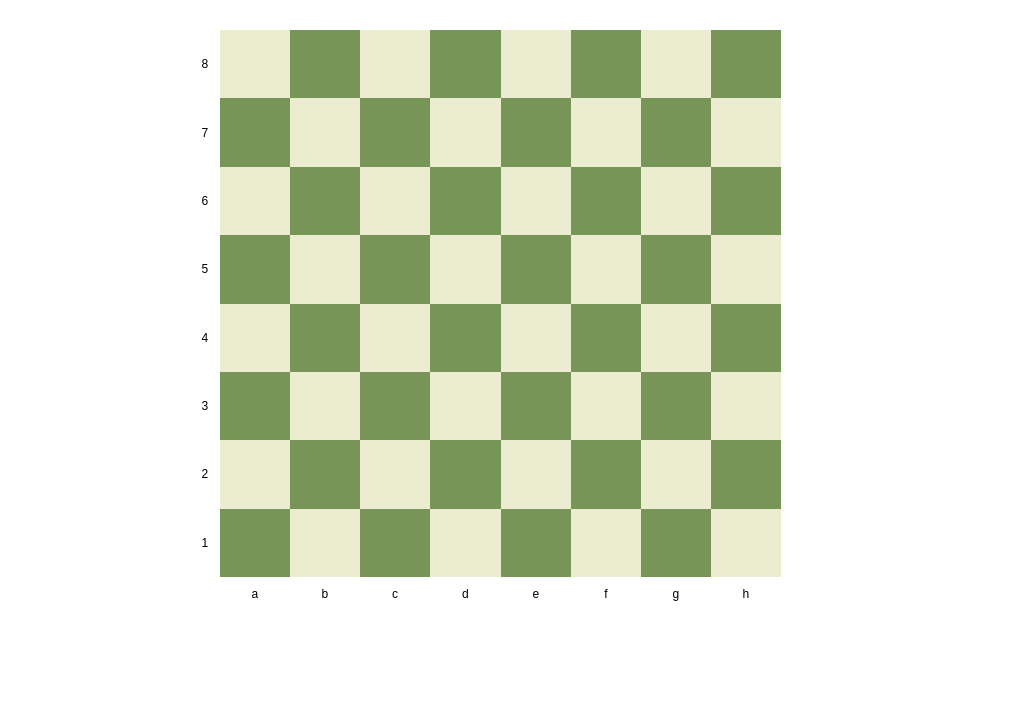
Before: the Qt Designer form client/mainwindow.ui in Wekir-xx/ChessOnline, drawn with Qt 5.
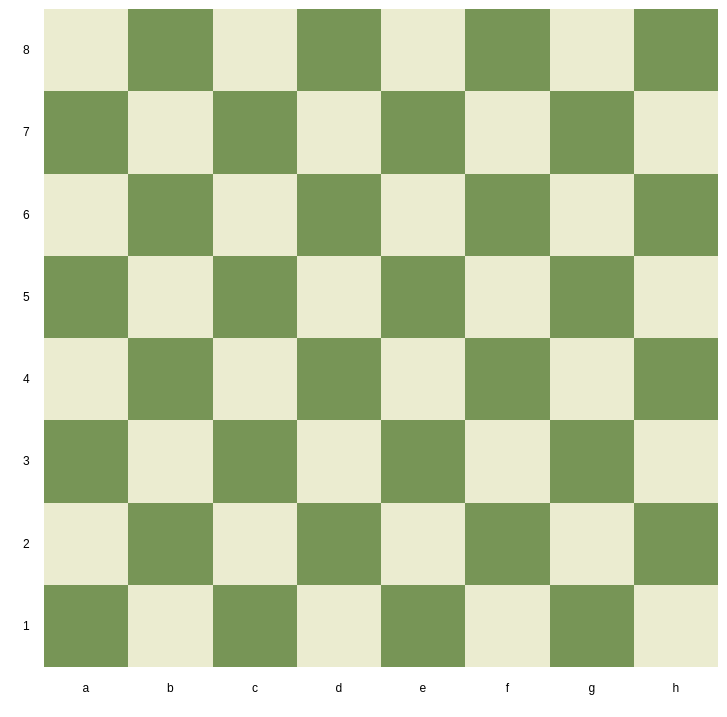
After: the same form once the commit is applied.

Commit message: did adaptive scene

Patch:
```diff
--- a/client/mainwindow.ui
+++ b/client/mainwindow.ui
@@ -6,10 +6,22 @@
    <rect>
     <x>0</x>
     <y>0</y>
-    <width>1009</width>
+    <width>727</width>
     <height>717</height>
    </rect>
   </property>
+  <property name="sizePolicy">
+   <sizepolicy hsizetype="Expanding" vsizetype="Expanding">
+    <horstretch>0</horstretch>
+    <verstretch>0</verstretch>
+   </sizepolicy>
+  </property>
+  <property name="minimumSize">
+   <size>
+    <width>405</width>
+    <height>400</height>
+   </size>
+  </property>
   <property name="windowTitle">
    <string>MainWindow</string>
   </property>
@@ -17,15 +29,8 @@
    <string notr="true">background-color: #FFFFFF </string>
   </property>
   <widget class="QWidget" name="centralwidget">
-   <widget class="QWidget" name="horizontalLayoutWidget">
-    <property name="geometry">
-     <rect>
-      <x>190</x>
-      <y>30</y>
-      <width>591</width>
-      <height>581</height>
-     </rect>
-    </property>
+   <layout class="QVBoxLayout" name="verticalLayout">
+    <item>
     <layout class="QHBoxLayout" name="chess_board_layout" stretch="1,19">
      <property name="spacing">
       <number>0</number>
@@ -37,6 +42,12 @@
       <layout class="QVBoxLayout" name="row_layout" stretch="10,10,10,10,10,10,10,10,5">
        <item>
         <widget class="QLabel" name="row_8">
+          <property name="sizePolicy">
+           <sizepolicy hsizetype="Ignored" vsizetype="Ignored">
+            <horstretch>0</horstretch>
+            <verstretch>0</verstretch>
+           </sizepolicy>
+          </property>
          <property name="styleSheet">
           <string notr="true">color: black</string>
          </property>
@@ -50,6 +61,12 @@
        </item>
        <item>
         <widget class="QLabel" name="row_7">
+          <property name="sizePolicy">
+           <sizepolicy hsizetype="Ignored" vsizetype="Ignored">
+            <horstretch>0</horstretch>
+            <verstretch>0</verstretch>
+           </sizepolicy>
+          </property>
          <property name="styleSheet">
           <string notr="true">color: black</string>
          </property>
@@ -63,6 +80,12 @@
        </item>
        <item>
         <widget class="QLabel" name="row_6">
+          <property name="sizePolicy">
+           <sizepolicy hsizetype="Ignored" vsizetype="Ignored">
+            <horstretch>0</horstretch>
+            <verstretch>0</verstretch>
+           </sizepolicy>
+          </property>
          <property name="styleSheet">
           <string notr="true">color: black</string>
          </property>
@@ -76,6 +99,12 @@
        </item>
        <item>
         <widget class="QLabel" name="row_5">
+          <property name="sizePolicy">
+           <sizepolicy hsizetype="Ignored" vsizetype="Ignored">
+            <horstretch>0</horstretch>
+            <verstretch>0</verstretch>
+           </sizepolicy>
+          </property>
          <property name="styleSheet">
           <string notr="true">color: black</string>
          </property>
@@ -89,6 +118,12 @@
        </item>
        <item>
         <widget class="QLabel" name="row_4">
+          <property name="sizePolicy">
+           <sizepolicy hsizetype="Ignored" vsizetype="Ignored">
+            <horstretch>0</horstretch>
+            <verstretch>0</verstretch>
+           </sizepolicy>
+          </property>
          <property name="styleSheet">
           <string notr="true">color: black</string>
          </property>
@@ -102,6 +137,12 @@
        </item>
        <item>
         <widget class="QLabel" name="row_3">
+          <property name="sizePolicy">
+           <sizepolicy hsizetype="Ignored" vsizetype="Ignored">
+            <horstretch>0</horstretch>
+            <verstretch>0</verstretch>
+           </sizepolicy>
+          </property>
          <property name="styleSheet">
           <string notr="true">color: black</string>
          </property>
@@ -115,6 +156,12 @@
        </item>
        <item>
         <widget class="QLabel" name="row_2">
+          <property name="sizePolicy">
+           <sizepolicy hsizetype="Ignored" vsizetype="Ignored">
+            <horstretch>0</horstretch>
+            <verstretch>0</verstretch>
+           </sizepolicy>
+          </property>
          <property name="styleSheet">
           <string notr="true">color: black</string>
          </property>
@@ -128,6 +175,12 @@
        </item>
        <item>
         <widget class="QLabel" name="row_1">
+          <property name="sizePolicy">
+           <sizepolicy hsizetype="Ignored" vsizetype="Ignored">
+            <horstretch>0</horstretch>
+            <verstretch>0</verstretch>
+           </sizepolicy>
+          </property>
          <property name="styleSheet">
           <string notr="true">color: black</string>
          </property>
@@ -141,6 +194,12 @@
        </item>
        <item>
         <widget class="QLabel" name="empty">
+          <property name="sizePolicy">
+           <sizepolicy hsizetype="Ignored" vsizetype="Ignored">
+            <horstretch>0</horstretch>
+            <verstretch>0</verstretch>
+           </sizepolicy>
+          </property>
          <property name="text">
           <string/>
          </property>
@@ -166,7 +225,7 @@
            <item>
             <widget class="QLabel" name="a8">
              <property name="sizePolicy">
-              <sizepolicy hsizetype="Expanding" vsizetype="Expanding">
+               <sizepolicy hsizetype="Ignored" vsizetype="Ignored">
                <horstretch>0</horstretch>
                <verstretch>0</verstretch>
               </sizepolicy>
@@ -188,7 +247,7 @@
            <item>
             <widget class="QLabel" name="a7">
              <property name="sizePolicy">
-              <sizepolicy hsizetype="Expanding" vsizetype="Expanding">
+               <sizepolicy hsizetype="Ignored" vsizetype="Ignored">
                <horstretch>0</horstretch>
                <verstretch>0</verstretch>
               </sizepolicy>
@@ -210,7 +269,7 @@
            <item>
             <widget class="QLabel" name="a6">
              <property name="sizePolicy">
-              <sizepolicy hsizetype="Expanding" vsizetype="Expanding">
+               <sizepolicy hsizetype="Ignored" vsizetype="Ignored">
                <horstretch>0</horstretch>
                <verstretch>0</verstretch>
               </sizepolicy>
@@ -232,7 +291,7 @@
            <item>
             <widget class="QLabel" name="a5">
              <property name="sizePolicy">
-              <sizepolicy hsizetype="Expanding" vsizetype="Expanding">
+               <sizepolicy hsizetype="Ignored" vsizetype="Ignored">
                <horstretch>0</horstretch>
                <verstretch>0</verstretch>
               </sizepolicy>
@@ -254,7 +313,7 @@
            <item>
             <widget class="QLabel" name="a4">
              <property name="sizePolicy">
-              <sizepolicy hsizetype="Expanding" vsizetype="Expanding">
+               <sizepolicy hsizetype="Ignored" vsizetype="Ignored">
                <horstretch>0</horstretch>
                <verstretch>0</verstretch>
               </sizepolicy>
@@ -276,7 +335,7 @@
            <item>
             <widget class="QLabel" name="a3">
              <property name="sizePolicy">
-              <sizepolicy hsizetype="Expanding" vsizetype="Expanding">
+               <sizepolicy hsizetype="Ignored" vsizetype="Ignored">
                <horstretch>0</horstretch>
                <verstretch>0</verstretch>
               </sizepolicy>
@@ -298,7 +357,7 @@
            <item>
             <widget class="QLabel" name="a2">
              <property name="sizePolicy">
-              <sizepolicy hsizetype="Expanding" vsizetype="Expanding">
+               <sizepolicy hsizetype="Ignored" vsizetype="Ignored">
                <horstretch>0</horstretch>
                <verstretch>0</verstretch>
               </sizepolicy>
@@ -320,7 +379,7 @@
            <item>
             <widget class="QLabel" name="a1">
              <property name="sizePolicy">
-              <sizepolicy hsizetype="Expanding" vsizetype="Expanding">
+               <sizepolicy hsizetype="Ignored" vsizetype="Ignored">
                <horstretch>0</horstretch>
                <verstretch>0</verstretch>
               </sizepolicy>
@@ -824,7 +883,7 @@
            <item>
             <widget class="QLabel" name="b8">
              <property name="sizePolicy">
-              <sizepolicy hsizetype="Expanding" vsizetype="Expanding">
+               <sizepolicy hsizetype="Ignored" vsizetype="Ignored">
                <horstretch>0</horstretch>
                <verstretch>0</verstretch>
               </sizepolicy>
@@ -846,7 +905,7 @@
            <item>
             <widget class="QLabel" name="b7">
              <property name="sizePolicy">
-              <sizepolicy hsizetype="Expanding" vsizetype="Expanding">
+               <sizepolicy hsizetype="Ignored" vsizetype="Ignored">
                <horstretch>0</horstretch>
                <verstretch>0</verstretch>
               </sizepolicy>
@@ -868,7 +927,7 @@
            <item>
             <widget class="QLabel" name="b6">
              <property name="sizePolicy">
-              <sizepolicy hsizetype="Expanding" vsizetype="Expanding">
+               <sizepolicy hsizetype="Ignored" vsizetype="Ignored">
                <horstretch>0</horstretch>
                <verstretch>0</verstretch>
               </sizepolicy>
@@ -890,7 +949,7 @@
            <item>
             <widget class="QLabel" name="b5">
              <property name="sizePolicy">
-              <sizepolicy hsizetype="Expanding" vsizetype="Expanding">
+               <sizepolicy hsizetype="Ignored" vsizetype="Ignored">
                <horstretch>0</horstretch>
                <verstretch>0</verstretch>
               </sizepolicy>
@@ -912,7 +971,7 @@
            <item>
             <widget class="QLabel" name="b4">
              <property name="sizePolicy">
-              <sizepolicy hsizetype="Expanding" vsizetype="Expanding">
+               <sizepolicy hsizetype="Ignored" vsizetype="Ignored">
                <horstretch>0</horstretch>
                <verstretch>0</verstretch>
               </sizepolicy>
@@ -934,7 +993,7 @@
            <item>
             <widget class="QLabel" name="b3">
              <property name="sizePolicy">
-              <sizepolicy hsizetype="Expanding" vsizetype="Expanding">
+               <sizepolicy hsizetype="Ignored" vsizetype="Ignored">
                <horstretch>0</horstretch>
                <verstretch>0</verstretch>
               </sizepolicy>
@@ -956,7 +1015,7 @@
            <item>
             <widget class="QLabel" name="b2">
              <property name="sizePolicy">
-              <sizepolicy hsizetype="Expanding" vsizetype="Expanding">
+               <sizepolicy hsizetype="Ignored" vsizetype="Ignored">
                <horstretch>0</horstretch>
                <verstretch>0</verstretch>
               </sizepolicy>
@@ -978,7 +1037,7 @@
            <item>
             <widget class="QLabel" name="b1">
              <property name="sizePolicy">
-              <sizepolicy hsizetype="Expanding" vsizetype="Expanding">
+               <sizepolicy hsizetype="Ignored" vsizetype="Ignored">
                <horstretch>0</horstretch>
                <verstretch>0</verstretch>
               </sizepolicy>
@@ -1007,7 +1066,7 @@
            <item>
             <widget class="QLabel" name="c8">
              <property name="sizePolicy">
-              <sizepolicy hsizetype="Expanding" vsizetype="Expanding">
+               <sizepolicy hsizetype="Ignored" vsizetype="Ignored">
                <horstretch>0</horstretch>
                <verstretch>0</verstretch>
               </sizepolicy>
@@ -1029,7 +1088,7 @@
            <item>
             <widget class="QLabel" name="c7">
              <property name="sizePolicy">
-              <sizepolicy hsizetype="Expanding" vsizetype="Expanding">
+               <sizepolicy hsizetype="Ignored" vsizetype="Ignored">
                <horstretch>0</horstretch>
                <verstretch>0</verstretch>
               </sizepolicy>
@@ -1051,7 +1110,7 @@
            <item>
             <widget class="QLabel" name="c6">
              <property name="sizePolicy">
-              <sizepolicy hsizetype="Expanding" vsizetype="Expanding">
+               <sizepolicy hsizetype="Ignored" vsizetype="Ignored">
                <horstretch>0</horstretch>
                <verstretch>0</verstretch>
               </sizepolicy>
@@ -1073,7 +1132,7 @@
            <item>
             <widget class="QLabel" name="c5">
              <property name="sizePolicy">
-              <sizepolicy hsizetype="Expanding" vsizetype="Expanding">
+               <sizepolicy hsizetype="Ignored" vsizetype="Ignored">
                <horstretch>0</horstretch>
                <verstretch>0</verstretch>
               </sizepolicy>
@@ -1095,7 +1154,7 @@
            <item>
             <widget class="QLabel" name="c4">
              <property name="sizePolicy">
-              <sizepolicy hsizetype="Expanding" vsizetype="Expanding">
+               <sizepolicy hsizetype="Ignored" vsizetype="Ignored">
                <horstretch>0</horstretch>
                <verstretch>0</verstretch>
               </sizepolicy>
@@ -1117,7 +1176,7 @@
            <item>
             <widget class="QLabel" name="c3">
              <property name="sizePolicy">
-              <sizepolicy hsizetype="Expanding" vsizetype="Expanding">
+               <sizepolicy hsizetype="Ignored" vsizetype="Ignored">
                <horstretch>0</horstretch>
                <verstretch>0</verstretch>
               </sizepolicy>
@@ -1139,7 +1198,7 @@
            <item>
             <widget class="QLabel" name="c2">
              <property name="sizePolicy">
-              <sizepolicy hsizetype="Expanding" vsizetype="Expanding">
+               <sizepolicy hsizetype="Ignored" vsizetype="Ignored">
                <horstretch>0</horstretch>
                <verstretch>0</verstretch>
               </sizepolicy>
@@ -1161,7 +1220,7 @@
            <item>
             <widget class="QLabel" name="c1">
              <property name="sizePolicy">
-              <sizepolicy hsizetype="Expanding" vsizetype="Expanding">
+               <sizepolicy hsizetype="Ignored" vsizetype="Ignored">
                <horstretch>0</horstretch>
                <verstretch>0</verstretch>
               </sizepolicy>
@@ -1190,7 +1249,7 @@
            <item>
             <widget class="QLabel" name="d8">
              <property name="sizePolicy">
-              <sizepolicy hsizetype="Expanding" vsizetype="Expanding">
+               <sizepolicy hsizetype="Ignored" vsizetype="Ignored">
                <horstretch>0</horstretch>
                <verstretch>0</verstretch>
               </sizepolicy>
@@ -1212,7 +1271,7 @@
            <item>
             <widget class="QLabel" name="d7">
              <property name="sizePolicy">
-              <sizepolicy hsizetype="Expanding" vsizetype="Expanding">
+               <sizepolicy hsizetype="Ignored" vsizetype="Ignored">
                <horstretch>0</horstretch>
                <verstretch>0</verstretch>
               </sizepolicy>
@@ -1234,7 +1293,7 @@
            <item>
             <widget class="QLabel" name="d6">
              <property name="sizePolicy">
-              <sizepolicy hsizetype="Expanding" vsizetype="Expanding">
+               <sizepolicy hsizetype="Ignored" vsizetype="Ignored">
                <horstretch>0</horstretch>
                <verstretch>0</verstretch>
               </sizepolicy>
@@ -1256,7 +1315,7 @@
            <item>
             <widget class="QLabel" name="d5">
              <property name="sizePolicy">
-              <sizepolicy hsizetype="Expanding" vsizetype="Expanding">
+               <sizepolicy hsizetype="Ignored" vsizetype="Ignored">
                <horstretch>0</horstretch>
                <verstretch>0</verstretch>
               </sizepolicy>
@@ -1278,7 +1337,7 @@
            <item>
             <widget class="QLabel" name="d4">
              <property name="sizePolicy">
-              <sizepolicy hsizetype="Expanding" vsizetype="Expanding">
+               <sizepolicy hsizetype="Ignored" vsizetype="Ignored">
                <horstretch>0</horstretch>
                <verstretch>0</verstretch>
               </sizepolicy>
@@ -1300,7 +1359,7 @@
            <item>
             <widget class="QLabel" name="d3">
              <property name="sizePolicy">
-              <sizepolicy hsizetype="Expanding" vsizetype="Expanding">
+               <sizepolicy hsizetype="Ignored" vsizetype="Ignored">
                <horstretch>0</horstretch>
                <verstretch>0</verstretch>
               </sizepolicy>
@@ -1322,7 +1381,7 @@
            <item>
             <widget class="QLabel" name="d2">
              <property name="sizePolicy">
-              <sizepolicy hsizetype="Expanding" vsizetype="Expanding">
+               <sizepolicy hsizetype="Ignored" vsizetype="Ignored">
                <horstretch>0</horstretch>
                <verstretch>0</verstretch>
               </sizepolicy>
@@ -1344,7 +1403,7 @@
            <item>
             <widget class="QLabel" name="d1">
              <property name="sizePolicy">
-              <sizepolicy hsizetype="Expanding" vsizetype="Expanding">
+               <sizepolicy hsizetype="Ignored" vsizetype="Ignored">
                <horstretch>0</horstretch>
                <verstretch>0</verstretch>
               </sizepolicy>
@@ -1373,7 +1432,7 @@
            <item>
             <widget class="QLabel" name="e8">
              <property name="sizePolicy">
-              <sizepolicy hsizetype="Expanding" vsizetype="Expanding">
+               <sizepolicy hsizetype="Ignored" vsizetype="Ignored">
                <horstretch>0</horstretch>
                <verstretch>0</verstretch>
               </sizepolicy>
@@ -1395,7 +1454,7 @@
            <item>
             <widget class="QLabel" name="e7">
              <property name="sizePolicy">
-              <sizepolicy hsizetype="Expanding" vsizetype="Expanding">
+               <sizepolicy hsizetype="Ignored" vsizetype="Ignored">
                <horstretch>0</horstretch>
                <verstretch>0</verstretch>
               </sizepolicy>
@@ -1417,7 +1476,7 @@
            <item>
             <widget class="QLabel" name="e6">
              <property name="sizePolicy">
-              <sizepolicy hsizetype="Expanding" vsizetype="Expanding">
+               <sizepolicy hsizetype="Ignored" vsizetype="Ignored">
                <horstretch>0</horstretch>
                <verstretch>0</verstretch>
               </sizepolicy>
@@ -1439,7 +1498,7 @@
            <item>
             <widget class="QLabel" name="e5">
              <property name="sizePolicy">
-              <sizepolicy hsizetype="Expanding" vsizetype="Expanding">
+               <sizepolicy hsizetype="Ignored" vsizetype="Ignored">
                <horstretch>0</horstretch>
                <verstretch>0</verstretch>
               </sizepolicy>
@@ -1461,7 +1520,7 @@
            <item>
             <widget class="QLabel" name="e4">
              <property name="sizePolicy">
-              <sizepolicy hsizetype="Expanding" vsizetype="Expanding">
+               <sizepolicy hsizetype="Ignored" vsizetype="Ignored">
                <horstretch>0</horstretch>
                <verstretch>0</verstretch>
               </sizepolicy>
@@ -1483,7 +1542,7 @@
            <item>
             <widget class="QLabel" name="e3">
              <property name="sizePolicy">
-              <sizepolicy hsizetype="Expanding" vsizetype="Expanding">
+               <sizepolicy hsizetype="Ignored" vsizetype="Ignored">
                <horstretch>0</horstretch>
                <verstretch>0</verstretch>
               </sizepolicy>
@@ -1505,7 +1564,7 @@
            <item>
             <widget class="QLabel" name="e2">
              <property name="sizePolicy">
-              <sizepolicy hsizetype="Expanding" vsizetype="Expanding">
+               <sizepolicy hsizetype="Ignored" vsizetype="Ignored">
                <horstretch>0</horstretch>
                <verstretch>0</verstretch>
               </sizepolicy>
@@ -1527,7 +1586,7 @@
            <item>
             <widget class="QLabel" name="e1">
              <property name="sizePolicy">
-              <sizepolicy hsizetype="Expanding" vsizetype="Expanding">
+               <sizepolicy hsizetype="Ignored" vsizetype="Ignored">
                <horstretch>0</horstretch>
                <verstretch>0</verstretch>
               </sizepolicy>
@@ -1556,7 +1615,7 @@
            <item>
             <widget class="QLabel" name="f8">
              <property name="sizePolicy">
-              <sizepolicy hsizetype="Expanding" vsizetype="Expanding">
+               <sizepolicy hsizetype="Ignored" vsizetype="Ignored">
                <horstretch>0</horstretch>
                <verstretch>0</verstretch>
               </sizepolicy>
@@ -1578,7 +1637,7 @@
            <item>
             <widget class="QLabel" name="f7">
              <property name="sizePolicy">
-              <sizepolicy hsizetype="Expanding" vsizetype="Expanding">
+               <sizepolicy hsizetype="Ignored" vsizetype="Ignored">
                <horstretch>0</horstretch>
                <verstretch>0</verstretch>
               </sizepolicy>
@@ -1600,7 +1659,7 @@
            <item>
             <widget class="QLabel" name="f6">
              <property name="sizePolicy">
-              <sizepolicy hsizetype="Expanding" vsizetype="Expanding">
+               <sizepolicy hsizetype="Ignored" vsizetype="Ignored">
                <horstretch>0</horstretch>
                <verstretch>0</verstretch>
               </sizepolicy>
@@ -1622,7 +1681,7 @@
            <item>
             <widget class="QLabel" name="f5">
              <property name="sizePolicy">
-              <sizepolicy hsizetype="Expanding" vsizetype="Expanding">
+               <sizepolicy hsizetype="Ignored" vsizetype="Ignored">
                <horstretch>0</horstretch>
                <verstretch>0</verstretch>
               </sizepolicy>
@@ -1644,7 +1703,7 @@
            <item>
             <widget class="QLabel" name="f4">
              <property name="sizePolicy">
-              <sizepolicy hsizetype="Expanding" vsizetype="Expanding">
+               <sizepolicy hsizetype="Ignored" vsizetype="Ignored">
                <horstretch>0</horstretch>
                <verstretch>0</verstretch>
               </sizepolicy>
@@ -1666,7 +1725,7 @@
            <item>
             <widget class="QLabel" name="f3">
              <property name="sizePolicy">
-              <sizepolicy hsizetype="Expanding" vsizetype="Expanding">
+               <sizepolicy hsizetype="Ignored" vsizetype="Ignored">
                <horstretch>0</horstretch>
                <verstretch>0</verstretch>
               </sizepolicy>
@@ -1688,7 +1747,7 @@
            <item>
             <widget class="QLabel" name="f2">
              <property name="sizePolicy">
-              <sizepolicy hsizetype="Expanding" vsizetype="Expanding">
+               <sizepolicy hsizetype="Ignored" vsizetype="Ignored">
                <horstretch>0</horstretch>
                <verstretch>0</verstretch>
               </sizepolicy>
@@ -1710,7 +1769,7 @@
            <item>
             <widget class="QLabel" name="f1">
              <property name="sizePolicy">
-              <sizepolicy hsizetype="Expanding" vsizetype="Expanding">
+               <sizepolicy hsizetype="Ignored" vsizetype="Ignored">
                <horstretch>0</horstretch>
                <verstretch>0</verstretch>
               </sizepolicy>
@@ -1739,7 +1798,7 @@
            <item>
             <widget class="QLabel" name="g8">
              <property name="sizePolicy">
-              <sizepolicy hsizetype="Expanding" vsizetype="Expanding">
+               <sizepolicy hsizetype="Ignored" vsizetype="Ignored">
                <horstretch>0</horstretch>
                <verstretch>0</verstretch>
               </sizepolicy>
@@ -1761,7 +1820,7 @@
            <item>
             <widget class="QLabel" name="g7">
              <property name="sizePolicy">
-              <sizepolicy hsizetype="Expanding" vsizetype="Expanding">
+               <sizepolicy hsizetype="Ignored" vsizetype="Ignored">
                <horstretch>0</horstretch>
                <verstretch>0</verstretch>
               </sizepolicy>
@@ -1783,7 +1842,7 @@
            <item>
             <widget class="QLabel" name="g6">
              <property name="sizePolicy">
-              <sizepolicy hsizetype="Expanding" vsizetype="Expanding">
+               <sizepolicy hsizetype="Ignored" vsizetype="Ignored">
                <horstretch>0</horstretch>
                <verstretch>0</verstretch>
               </sizepolicy>
@@ -1805,7 +1864,7 @@
            <item>
             <widget class="QLabel" name="g5">
              <property name="sizePolicy">
-              <sizepolicy hsizetype="Expanding" vsizetype="Expanding">
+               <sizepolicy hsizetype="Ignored" vsizetype="Ignored">
                <horstretch>0</horstretch>
                <verstretch>0</verstretch>
               </sizepolicy>
@@ -1827,7 +1886,7 @@
            <item>
             <widget class="QLabel" name="g4">
              <property name="sizePolicy">
-              <sizepolicy hsizetype="Expanding" vsizetype="Expanding">
+               <sizepolicy hsizetype="Ignored" vsizetype="Ignored">
                <horstretch>0</horstretch>
                <verstretch>0</verstretch>
               </sizepolicy>
@@ -1849,7 +1908,7 @@
            <item>
             <widget class="QLabel" name="g3">
              <property name="sizePolicy">
-              <sizepolicy hsizetype="Expanding" vsizetype="Expanding">
+               <sizepolicy hsizetype="Ignored" vsizetype="Ignored">
                <horstretch>0</horstretch>
                <verstretch>0</verstretch>
               </sizepolicy>
@@ -1871,7 +1930,7 @@
            <item>
             <widget class="QLabel" name="g2">
              <property name="sizePolicy">
-              <sizepolicy hsizetype="Expanding" vsizetype="Expanding">
+               <sizepolicy hsizetype="Ignored" vsizetype="Ignored">
                <horstretch>0</horstretch>
                <verstretch>0</verstretch>
               </sizepolicy>
@@ -1893,7 +1952,7 @@
            <item>
             <widget class="QLabel" name="g1">
              <property name="sizePolicy">
-              <sizepolicy hsizetype="Expanding" vsizetype="Expanding">
+               <sizepolicy hsizetype="Ignored" vsizetype="Ignored">
                <horstretch>0</horstretch>
                <verstretch>0</verstretch>
               </sizepolicy>
@@ -1922,7 +1981,7 @@
            <item>
             <widget class="QLabel" name="h8">
              <property name="sizePolicy">
-              <sizepolicy hsizetype="Expanding" vsizetype="Expanding">
+               <sizepolicy hsizetype="Ignored" vsizetype="Ignored">
                <horstretch>0</horstretch>
                <verstretch>0</verstretch>
               </sizepolicy>
@@ -1944,7 +2003,7 @@
            <item>
             <widget class="QLabel" name="h7">
              <property name="sizePolicy">
-              <sizepolicy hsizetype="Expanding" vsizetype="Expanding">
+               <sizepolicy hsizetype="Ignored" vsizetype="Ignored">
                <horstretch>0</horstretch>
                <verstretch>0</verstretch>
               </sizepolicy>
@@ -1966,7 +2025,7 @@
            <item>
             <widget class="QLabel" name="h6">
              <property name="sizePolicy">
-              <sizepolicy hsizetype="Expanding" vsizetype="Expanding">
+               <sizepolicy hsizetype="Ignored" vsizetype="Ignored">
                <horstretch>0</horstretch>
                <verstretch>0</verstretch>
               </sizepolicy>
@@ -1988,7 +2047,7 @@
            <item>
             <widget class="QLabel" name="h5">
              <property name="sizePolicy">
-              <sizepolicy hsizetype="Expanding" vsizetype="Expanding">
+               <sizepolicy hsizetype="Ignored" vsizetype="Ignored">
                <horstretch>0</horstretch>
                <verstretch>0</verstretch>
               </sizepolicy>
@@ -2010,7 +2069,7 @@
            <item>
             <widget class="QLabel" name="h4">
              <property name="sizePolicy">
-              <sizepolicy hsizetype="Expanding" vsizetype="Expanding">
+               <sizepolicy hsizetype="Ignored" vsizetype="Ignored">
                <horstretch>0</horstretch>
                <verstretch>0</verstretch>
               </sizepolicy>
@@ -2032,7 +2091,7 @@
            <item>
             <widget class="QLabel" name="h3">
              <property name="sizePolicy">
-              <sizepolicy hsizetype="Expanding" vsizetype="Expanding">
+               <sizepolicy hsizetype="Ignored" vsizetype="Ignored">
                <horstretch>0</horstretch>
                <verstretch>0</verstretch>
               </sizepolicy>
@@ -2054,7 +2113,7 @@
            <item>
             <widget class="QLabel" name="h2">
              <property name="sizePolicy">
-              <sizepolicy hsizetype="Expanding" vsizetype="Expanding">
+               <sizepolicy hsizetype="Ignored" vsizetype="Ignored">
                <horstretch>0</horstretch>
                <verstretch>0</verstretch>
               </sizepolicy>
@@ -2076,7 +2135,7 @@
            <item>
             <widget class="QLabel" name="h1">
              <property name="sizePolicy">
-              <sizepolicy hsizetype="Expanding" vsizetype="Expanding">
+               <sizepolicy hsizetype="Ignored" vsizetype="Ignored">
                <horstretch>0</horstretch>
                <verstretch>0</verstretch>
               </sizepolicy>
@@ -2106,6 +2165,12 @@
          </property>
          <item>
           <widget class="QLabel" name="a">
+            <property name="sizePolicy">
+             <sizepolicy hsizetype="Ignored" vsizetype="Ignored">
+              <horstretch>0</horstretch>
+              <verstretch>0</verstretch>
+             </sizepolicy>
+            </property>
            <property name="styleSheet">
             <string notr="true">color: black</string>
            </property>
@@ -2119,6 +2184,12 @@
          </item>
          <item>
           <widget class="QLabel" name="b">
+            <property name="sizePolicy">
+             <sizepolicy hsizetype="Ignored" vsizetype="Ignored">
+              <horstretch>0</horstretch>
+              <verstretch>0</verstretch>
+             </sizepolicy>
+            </property>
            <property name="styleSheet">
             <string notr="true">color: black</string>
            </property>
@@ -2132,6 +2203,12 @@
          </item>
          <item>
           <widget class="QLabel" name="c">
+            <property name="sizePolicy">
+             <sizepolicy hsizetype="Ignored" vsizetype="Ignored">
+              <horstretch>0</horstretch>
+              <verstretch>0</verstretch>
+             </sizepolicy>
+            </property>
            <property name="styleSheet">
             <string notr="true">color: black</string>
            </property>
@@ -2145,6 +2222,12 @@
          </item>
          <item>
           <widget class="QLabel" name="d">
+            <property name="sizePolicy">
+             <sizepolicy hsizetype="Ignored" vsizetype="Ignored">
+              <horstretch>0</horstretch>
+              <verstretch>0</verstretch>
+             </sizepolicy>
+            </property>
            <property name="layoutDirection">
             <enum>Qt::LeftToRight</enum>
            </property>
@@ -2161,6 +2244,12 @@
          </item>
          <item>
           <widget class="QLabel" name="e">
+            <property name="sizePolicy">
+             <sizepolicy hsizetype="Ignored" vsizetype="Ignored">
+              <horstretch>0</horstretch>
+              <verstretch>0</verstretch>
+             </sizepolicy>
+            </property>
            <property name="styleSheet">
             <string notr="true">color: black</string>
            </property>
@@ -2174,6 +2263,12 @@
          </item>
          <item>
           <widget class="QLabel" name="f">
+            <property name="sizePolicy">
+             <sizepolicy hsizetype="Ignored" vsizetype="Ignored">
+              <horstretch>0</horstretch>
+              <verstretch>0</verstretch>
+             </sizepolicy>
+            </property>
            <property name="styleSheet">
             <string notr="true">color: black</string>
            </property>
@@ -2187,6 +2282,12 @@
          </item>
          <item>
           <widget class="QLabel" name="g">
+            <property name="sizePolicy">
+             <sizepolicy hsizetype="Ignored" vsizetype="Ignored">
+              <horstretch>0</horstretch>
+              <verstretch>0</verstretch>
+             </sizepolicy>
+            </property>
            <property name="styleSheet">
             <string notr="true">color: black</string>
            </property>
@@ -2200,6 +2301,12 @@
          </item>
          <item>
           <widget class="QLabel" name="h">
+            <property name="sizePolicy">
+             <sizepolicy hsizetype="Ignored" vsizetype="Ignored">
+              <horstretch>0</horstretch>
+              <verstretch>0</verstretch>
+             </sizepolicy>
+            </property>
            <property name="styleSheet">
             <string notr="true">color: black</string>
            </property>
@@ -2216,7 +2323,8 @@
       </layout>
      </item>
     </layout>
-   </widget>
+    </item>
+   </layout>
   </widget>
  </widget>
  <resources/>
```
Left out of the diff: 166 changed lines with no effect on the pictures. Lines whose indentation alone changed are shown as unchanged. The commit also changes 2 other files.
